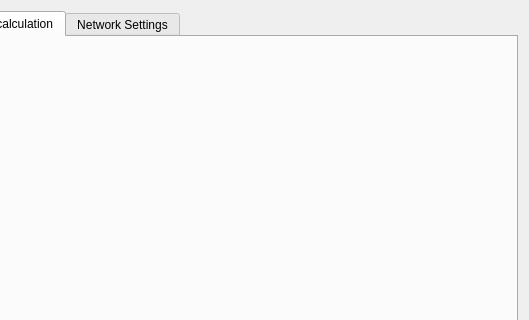
ghorwin/SIM-VICUS, file SIM-VICUS/src/SVSimulationStartNandrad.ui: the form before one commit; both pictures show x 650 to 1179 and y 0 to 320 of the 1179 by 820 pixel window.
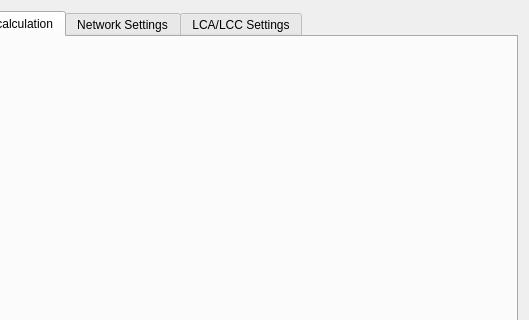
The form after the commit. The open tabs and pages were chosen to show the change. Icons and pictures are not drawn. Custom widgets are drawn as their Qt base class.

Commit message: Tab in StartNandrad Simulation added for LCA/LCC

```diff
--- a/SIM-VICUS/src/SVSimulationStartNandrad.ui
+++ b/SIM-VICUS/src/SVSimulationStartNandrad.ui
@@ -412,6 +412,11 @@
        <string>Network Settings</string>
       </attribute>
      </widget>
+     <widget class="QWidget" name="tabLCASettings">
+      <attribute name="title">
+       <string>LCA/LCC Settings</string>
+      </attribute>
+     </widget>
     </widget>
    </item>
    <item>
```
Left out of the diff: 2 changed lines with no effect on the pictures. The commit also changes 2 other files.
